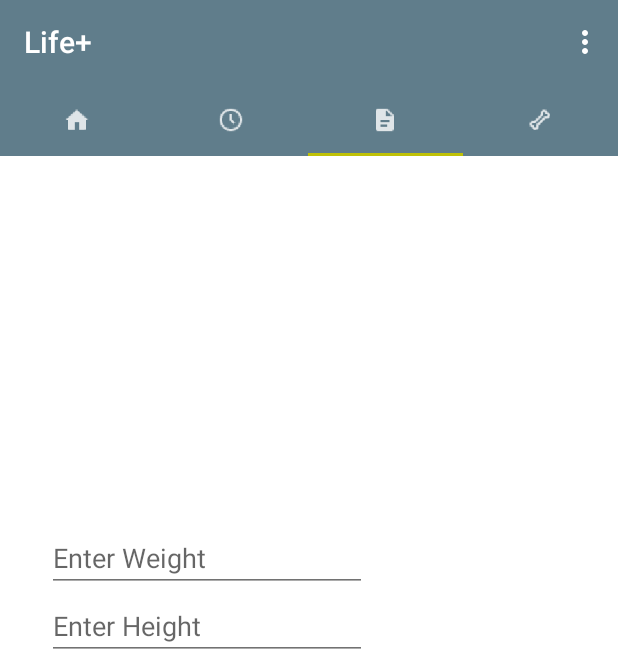
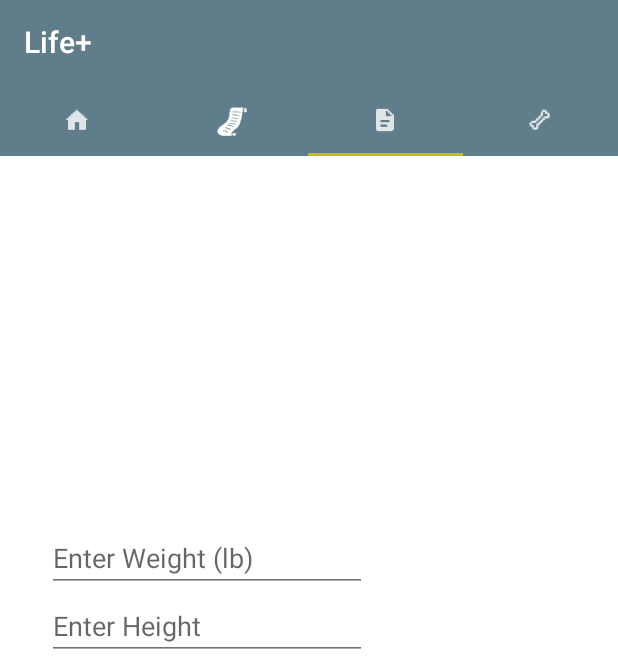
Before and after one commit to fyyhr/DNF, an Android app: the screen it shows after launch (MainActivity), tab 3 chosen, on a phone screen of 412 x 824 dp. Shown: the top 663 px of the screen. Run offline under Robolectric (Android 15) with nearby library versions, the phone set to English and light mode, and no system bars; libraries missing offline, so code that uses them is left out: com.akexorcist.roundcornerprogressbar; 5 statements that could not run were skipped.

Commit message:
+added new icons for menu and notification -removed drop down menu from title (since it isn't used) =forced splash to portrait
Still working on removing the title bar completely. Having difficulties with that

```diff
--- a/app/src/main/AndroidManifest.xml
+++ b/app/src/main/AndroidManifest.xml
@@ -14,11 +14,12 @@
         android:allowBackup="true"
         android:icon="@mipmap/ic_launcher"
         android:label="@string/app_name"
-        android:theme="@style/AppTheme" >
+        android:theme="@style/AppTheme">
 
         <activity
             android:name=".splash"
-            android:label="@string/app_name">
+            android:label="@string/app_name"
+            android:screenOrientation="portrait">
             <intent-filter>
                 <action android:name="android.intent.action.MAIN" />
                 <category android:name="android.intent.category.LAUNCHER" />
--- a/app/src/main/java/com/example/darkdark/app/MainActivity.java
+++ b/app/src/main/java/com/example/darkdark/app/MainActivity.java
@@ -20,6 +20,8 @@ import android.view.LayoutInflater;
 import android.view.Menu;
 import android.view.MenuItem;
 import android.view.View;
+import android.view.Window;
+import android.view.WindowManager;
 import android.widget.EditText;
 import android.widget.TextView;
 import android.widget.Toast;
@@ -72,7 +74,7 @@ public class MainActivity extends AppCompatActivity/*FragmentActivity*/ implemen
     //----> 11/28
     private int[] tabIcons = {
             R.drawable.ic_tab_home,
-            R.drawable.ic_tab_history,
+            R.drawable.ic_tab_his, //Yo, my icon is UUUUGGGLLLEEEE. maybe we'll change it back later
             R.drawable.ic_tab_biometrics,
             R.drawable.ic_tab_poring
     };
@@ -82,8 +84,8 @@ public class MainActivity extends AppCompatActivity/*FragmentActivity*/ implemen
     @Override
     protected void onCreate(Bundle savedInstanceState) {
 
+        setTheme(R.style.AppTheme);
         super.onCreate(savedInstanceState);
-
 //        if (savedInstanceState != null)
 //        {
 //            steps = savedInstanceState.getInt(PREV_S) - 1;
@@ -145,7 +147,7 @@ public class MainActivity extends AppCompatActivity/*FragmentActivity*/ implemen
     @Override
     public boolean onCreateOptionsMenu(Menu menu) {
         // Inflate the menu; this adds items to the action bar if it is present.
-        getMenuInflater().inflate(R.menu.menu_main, menu);
+        //getMenuInflater().inflate(R.menu.menu_main, menu);
         return true;
     }
 
--- a/app/src/main/java/com/example/darkdark/app/splash.java
+++ b/app/src/main/java/com/example/darkdark/app/splash.java
@@ -3,6 +3,7 @@ package com.example.darkdark.app;
 import android.app.Activity;
 import android.content.Intent;
 import android.os.Bundle;
+import android.view.Window;
 
 public class splash extends Activity {
 
--- a/app/src/main/res/layout/fragment_third.xml
+++ b/app/src/main/res/layout/fragment_third.xml
@@ -2,8 +2,6 @@
     xmlns:tools="http://schemas.android.com/tools" android:layout_width="match_parent"
     android:layout_height="match_parent" tools:context="com.example.darkdark.app.ThirdFragment"
     android:background="#FFFFFF">
-
-    <!-- TODO: Update blank fragment layout -->
 
     <Button
         android:layout_width="wrap_content"
@@ -20,7 +18,7 @@
         android:inputType="numberDecimal"
         android:ems="10"
         android:id="@+id/editWeight"
-        android:hint="Enter Weight"
+        android:hint="Enter Weight (lb)"
         android:layout_above="@+id/editHeight"
         android:layout_alignStart="@+id/editHeight" />
 
--- a/app/src/main/res/values/strings.xml
+++ b/app/src/main/res/values/strings.xml
@@ -3,7 +3,6 @@
     <string name="action_settings">Settings</string>
     <string name="welcome">Total Steps:</string>
 
-<!-- TODO: Remove or change this placeholder text -->
     <string name="hello_blank_fragment">Empty</string>
     <string-array name="Previous">
 
--- a/app/src/main/res/values/styles.xml
+++ b/app/src/main/res/values/styles.xml
@@ -3,6 +3,7 @@
     <!-- Base application theme. -->
     <style name="AppTheme" parent="Theme.AppCompat.Light.NoActionBar">
         <!-- Customize your theme here. -->
+        <item name="windowNoTitle">true</item>
         <item name="colorPrimaryDark">@color/colorPrimaryDark</item>
         <item name="colorPrimary">@color/colorPrimary</item>
         <item name="colorAccent">@color/colorAccent</item>
```
Also changed, not shown: app/src/main/res/drawable-hdpi/ic_stat_ic_notif.png (added), app/src/main/res/drawable-hdpi/ic_tab_his.png (added), app/src/main/res/drawable-mdpi/ic_notif.png (added), app/src/main/res/drawable-mdpi/ic_stat_ic_notif.png (added), app/src/main/res/drawable-mdpi/ic_tab_his.png (added), app/src/main/res/drawable-xhdpi/ic_notif.png (added), app/src/main/res/drawable-xhdpi/ic_stat_ic_notif.png (added), app/src/main/res/drawable-xxhdpi/ic_notif.png (added), app/src/main/res/drawable-xxhdpi/ic_stat_ic_notif.png (added).
